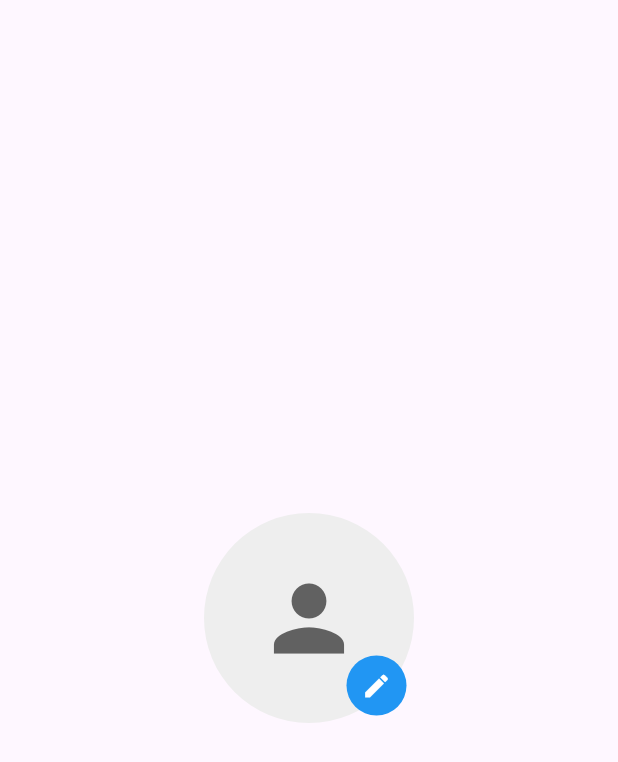
After one commit to RaihanNurulAlam/mandalaarena, a Flutter app: the SingleImagePicker screen opened directly, on a phone screen of 412 x 824 dp. The commit adds this screen. Shown: the top 762 px of the screen. Run offline on Flutter 3.47's test engine with Material 3 defaults, Android fonts, the phone set to English and light mode, and no system bars; our stand-ins replace cloud_firestore, firebase_auth, firebase_core, firebase_database, firebase_messaging, flutter_bloc and 6 more; missing offline and left inert: flutter_inappwebview; accounts and stored records are empty; network calls fail.

Commit message:
3 Februari

```diff
--- a/lib/main.dart
+++ b/lib/main.dart
@@ -34,10 +34,8 @@ void main() async {
       providers: [
         ChangeNotifierProvider(
             create: (context) => Cart()), // Provider untuk Cart
-        ChangeNotifierProvider(
-            create: (context) => UserProvider()),
-        ChangeNotifierProvider(
-            create: (_) => LoveProvider()),
+        ChangeNotifierProvider(create: (context) => UserProvider()),
+        ChangeNotifierProvider(create: (_) => LoveProvider()),
       ],
       child: MandalaArenaApp(), // Mengganti MandalaArenaApp menjadi MyApp
     ),
--- /dev/null
+++ b/lib/pages/edit_photo.dart
@@ -0,0 +1,72 @@
+// ignore_for_file: annotate_overrides, library_private_types_in_public_api, unused_field, unused_local_variable, unused_element, non_constant_identifier_names, unnecessary_import, prefer_typing_uninitialized_variables
+
+import 'dart:typed_data';
+
+import 'package:flutter/cupertino.dart';
+import 'package:flutter/material.dart';
+import 'package:image_picker/image_picker.dart';
+
+class SingleImagePicker extends StatefulWidget {
+  const SingleImagePicker({super.key});
+
+  @override
+  _SingleImagePickerState createState() => _SingleImagePickerState();
+}
+
+class _SingleImagePickerState extends State<SingleImagePicker> {
+  Uint8List? _imageBytes;
+
+  Future<void> _pickImage() async {
+    final ImagePicker picker = ImagePicker();
+    final pickedImage = await picker.pickImage(
+        source: ImageSource.gallery); // Fix nama variabel
+
+    if (pickedImage != null) {
+      final imageBytes = await pickedImage.readAsBytes();
+      setState(() {
+        _imageBytes = imageBytes;
+      });
+    }
+  }
+
+  @override
+  Widget build(BuildContext context) {
+    return Scaffold(
+      body: Center(
+        child: Stack(
+          children: [
+            CircleAvatar(
+              radius: 70,
+              backgroundColor: Colors.grey.shade200,
+              backgroundImage:
+                  _imageBytes != null ? MemoryImage(_imageBytes!) : null,
+              child: _imageBytes == null
+                  ? Icon(
+                      Icons.person,
+                      size: 70,
+                      color: Colors.grey.shade700,
+                    )
+                  : null,
+            ),
+            Positioned(
+              right: 5,
+              bottom: 5,
+              child: InkWell(
+                onTap: _pickImage, // Fix pemanggilan fungsi
+                child: CircleAvatar(
+                  radius: 20,
+                  backgroundColor: Colors.blue,
+                  child: Icon(
+                    Icons.edit,
+                    size: 20,
+                    color: Colors.white,
+                  ),
+                ),
+              ),
+            ),
+          ],
+        ),
+      ),
+    );
+  }
+}
```
Also changed, not shown: lib/pages/edit_profile_page.dart (+53 -100 lines), lib/pages/profile_page.dart (+34 -31 lines), lib/provider/user_provider.dart (+13 -14 lines).
